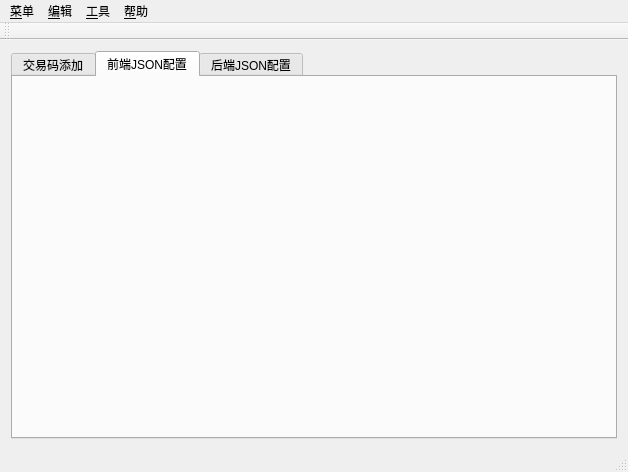
Before: the Qt Designer form mainwindow.ui in loveSunnys/sql_ide, drawn with Qt 5.
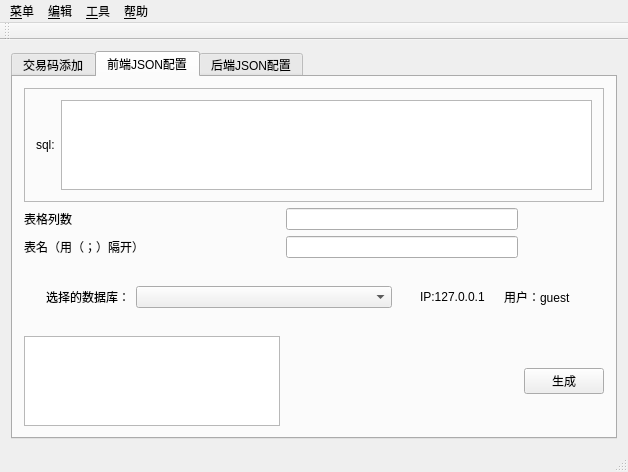
After: the same form once the commit is applied. The open tabs and pages were chosen to show the change.

Patch:
```diff
--- a/mainwindow.ui
+++ b/mainwindow.ui
@@ -271,6 +271,119 @@
        <attribute name="title">
         <string>前端JSON配置</string>
        </attribute>
+       <layout class="QGridLayout" name="gridLayout_12">
+        <item row="3" column="0" colspan="3">
+         <widget class="QWidget" name="widget_6" native="true">
+          <layout class="QGridLayout" name="gridLayout_10" rowstretch="0" columnstretch="1,1,1" rowminimumheight="0" columnminimumwidth="0,0,0">
+           <item row="0" column="2">
+            <widget class="QWidget" name="widget_7" native="true">
+             <layout class="QGridLayout" name="gridLayout_11">
+              <item row="0" column="0">
+               <widget class="QLabel" name="qdsql_ip_label">
+                <property name="text">
+                 <string>IP:127.0.0.1</string>
+                </property>
+               </widget>
+              </item>
+              <item row="0" column="1">
+               <widget class="QLabel" name="qdsql_db_uname_label">
+                <property name="text">
+                 <string>用户：guest</string>
+                </property>
+               </widget>
+              </item>
+             </layout>
+            </widget>
+           </item>
+           <item row="0" column="0" colspan="2">
+            <widget class="QWidget" name="widget_8" native="true">
+             <layout class="QFormLayout" name="formLayout_2">
+              <item row="0" column="0">
+               <widget class="QLabel" name="label_11">
+                <property name="text">
+                 <string>选择的数据库：</string>
+                </property>
+                <property name="buddy">
+                 <cstring>db_select_Box</cstring>
+                </property>
+               </widget>
+              </item>
+              <item row="0" column="1">
+               <widget class="QComboBox" name="qdsql_db_select_Box">
+                <property name="editable">
+                 <bool>false</bool>
+                </property>
+                <property name="currentText">
+                 <string/>
+                </property>
+               </widget>
+              </item>
+             </layout>
+            </widget>
+           </item>
+          </layout>
+         </widget>
+        </item>
+        <item row="0" column="0" colspan="3">
+         <widget class="QFrame" name="frame_2">
+          <property name="frameShape">
+           <enum>QFrame::StyledPanel</enum>
+          </property>
+          <property name="frameShadow">
+           <enum>QFrame::Raised</enum>
+          </property>
+          <property name="lineWidth">
+           <number>1</number>
+          </property>
+          <layout class="QHBoxLayout" name="horizontalLayout_2">
+           <item>
+            <widget class="QLabel" name="label_8">
+             <property name="text">
+              <string>sql:</string>
+             </property>
+            </widget>
+           </item>
+           <item>
+            <widget class="QTextEdit" name="qdsql_textEdit"/>
+           </item>
+          </layout>
+         </widget>
+        </item>
+        <item row="1" column="0">
+         <widget class="QLabel" name="label_9">
+          <property name="text">
+           <string>表格列数</string>
+          </property>
+         </widget>
+        </item>
+        <item row="1" column="1">
+         <widget class="QLineEdit" name="qdsql_count_lineEdit">
+          <property name="maxLength">
+           <number>3</number>
+          </property>
+         </widget>
+        </item>
+        <item row="4" column="0">
+         <widget class="QTextEdit" name="qdsql_generate_textEdit"/>
+        </item>
+        <item row="4" column="2">
+         <widget class="QPushButton" name="qdsql_generate_Button">
+          <property name="text">
+           <string>生成</string>
+          </property>
+         </widget>
+        </item>
+        <item row="2" column="1">
+         <widget class="QLineEdit" name="table_lineEdit"/>
+        </item>
+        <item row="2" column="0">
+         <widget class="QLabel" name="label_10">
+          <property name="text">
+           <string>表名（用（；）隔开）</string>
+          </property>
+         </widget>
+        </item>
+       </layout>
       </widget>
       <widget class="QWidget" name="tab_3">
        <attribute name="title">
```
Left out of the diff: 60 changed lines with no effect on the pictures.
